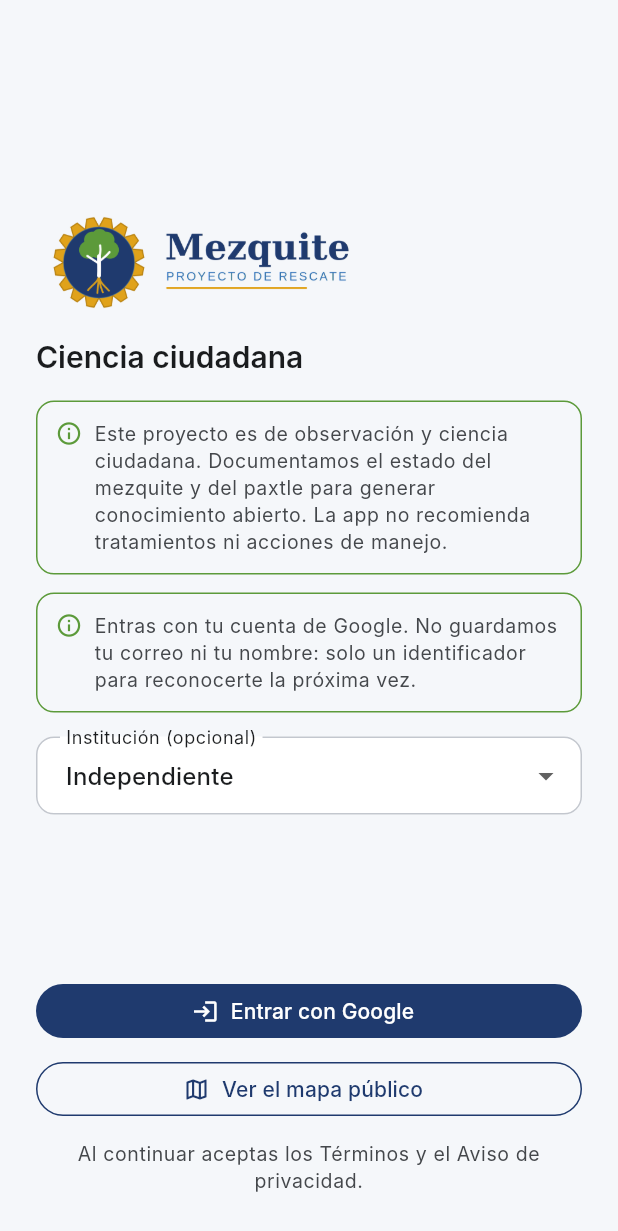
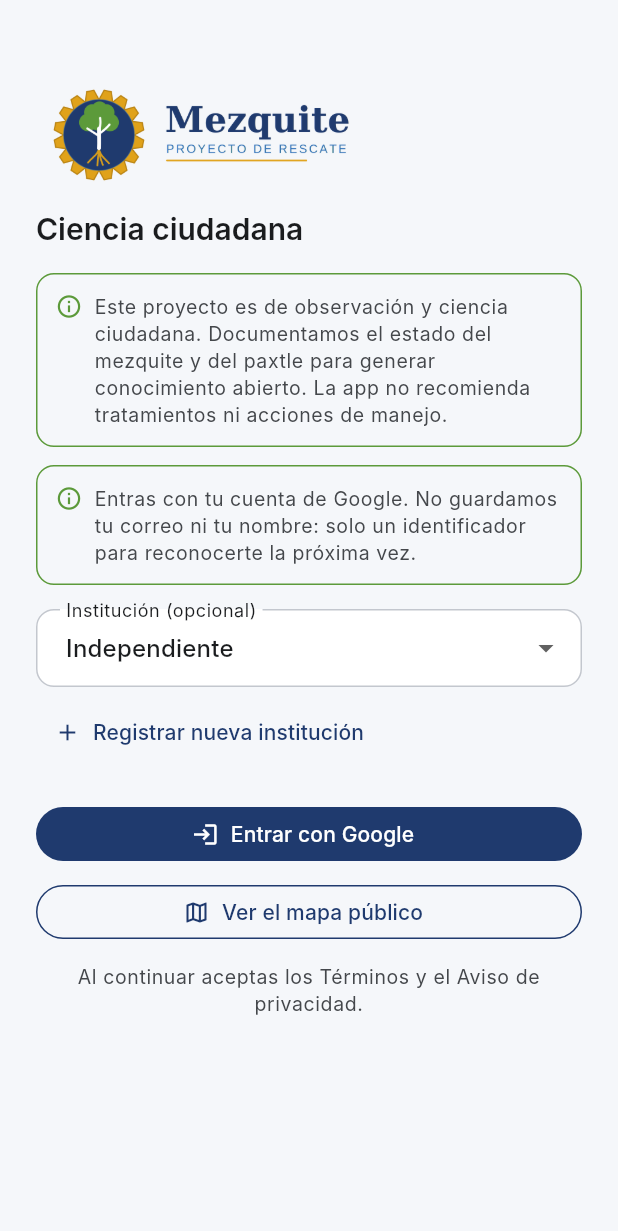
Before and after one commit to ovelazquezj/mezquites, a Flutter app: the WelcomeScreen screen opened directly, on a phone screen of 412 x 824 dp. Shown: the top 1231 px of the screen. Run offline on Flutter 3.47's test engine with Material 3 defaults, Android fonts, the phone set to English and light mode, and no system bars; our stand-ins replace camera, firebase_auth, firebase_core, flutter_map, flutter_markdown, flutter_riverpod and 8 more; missing offline and left inert: dart:js_interop; accounts and stored records are empty; network calls fail; Roboto replaces fonts that are missing (Inter).

Commit message:
feat(cr-011 movil): registrar institucion nueva desde el login (decision A) + welcome scrolleable
- Boton "Registrar nueva institucion" en la Bienvenida; tras el login con Google se llama a /institutions/request (queda solicitada y se asocia a la cuenta).
- Welcome ahora es SingleChildScrollView (sin Spacer) para no desbordar en pantallas cortas; el test del enlace legal hace ensureVisible antes del tap.
- 61 pruebas movil verdes.

```diff
--- a/mobile/lib/src/ui/screens/welcome_screen.dart
+++ b/mobile/lib/src/ui/screens/welcome_screen.dart
@@ -26,6 +26,8 @@ class _WelcomeScreenState extends ConsumerState<WelcomeScreen> {
   List<Institution> _institutions = const [];
   bool _signingIn = false;
   String? _error;
+  // CR-011 #5b: institución nueva a registrar desde el login (Option A: se solicita tras el login).
+  String? _pendingNewInstitution;
 
   @override
   void initState() {
@@ -55,6 +57,7 @@ class _WelcomeScreenState extends ConsumerState<WelcomeScreen> {
 
     switch (outcome) {
       case GoogleSignInOutcome.success:
+        await _registerPendingInstitution();
         await _afterLogin();
         break;
       case GoogleSignInOutcome.cancelled:
@@ -80,17 +83,64 @@ class _WelcomeScreenState extends ConsumerState<WelcomeScreen> {
     );
   }
 
+  /// CR-011 (decisión A): si el usuario eligió registrar una institución nueva,
+  /// se solicita DESPUÉS del login (queda `solicitada` y se asocia a su cuenta).
+  Future<void> _registerPendingInstitution() async {
+    final name = _pendingNewInstitution;
+    if (name == null || name.isEmpty) return;
+    try {
+      await ref.read(apiClientProvider).requestInstitution(name: name);
+    } catch (_) {
+      // No bloquea el login; puede reintentarse desde Cuenta.
+    }
+  }
+
+  Future<void> _promptNewInstitution() async {
+    final ctrl = TextEditingController();
+    final name = await showDialog<String>(
+      context: context,
+      builder: (ctx) => AlertDialog(
+        title: const Text(Copy.institutionRequestTitle),
+        content: TextField(
+          key: const Key('welcome_new_institution_field'),
+          controller: ctrl,
+          autofocus: true,
+          decoration:
+              const InputDecoration(labelText: Copy.institutionRequestNameLabel),
+        ),
+        actions: [
+          TextButton(
+            onPressed: () => Navigator.of(ctx).pop(),
+            child: const Text(Copy.institutionRequestCancel),
+          ),
+          FilledButton(
+            onPressed: () => Navigator.of(ctx).pop(ctrl.text.trim()),
+            child: const Text('Usar'),
+          ),
+        ],
+      ),
+    );
+    if (!mounted) return;
+    if (name != null && name.isNotEmpty) {
+      setState(() {
+        _pendingNewInstitution = name;
+        _selected = null; // registrar nueva ⇒ no se elige una existente
+      });
+    }
+  }
+
   @override
   Widget build(BuildContext context) {
     final theme = Theme.of(context);
     return Scaffold(
       body: SafeArea(
-        child: Padding(
+        child: SingleChildScrollView(
           padding: const EdgeInsets.all(24),
           child: Column(
+            mainAxisSize: MainAxisSize.min,
             crossAxisAlignment: CrossAxisAlignment.start,
             children: [
-              const Spacer(),
+              const SizedBox(height: 24),
               Image.asset(
                 'assets/branding/logo_horizontal.png',
                 height: 84,
@@ -125,7 +175,36 @@ class _WelcomeScreenState extends ConsumerState<WelcomeScreen> {
                 ],
                 onChanged: (v) => setState(() => _selected = v),
               ),
-              const Spacer(),
+              const SizedBox(height: 8),
+              // CR-011 #5b: registrar una institución que no está en el catálogo.
+              if (_pendingNewInstitution == null)
+                Align(
+                  alignment: Alignment.centerLeft,
+                  child: TextButton.icon(
+                    key: const Key('welcome_register_institution'),
+                    onPressed: _signingIn ? null : _promptNewInstitution,
+                    icon: const Icon(Icons.add),
+                    label: const Text(Copy.institutionRequestButton),
+                  ),
+                )
+              else
+                Row(
+                  children: [
+                    const Icon(Icons.school_outlined, size: 18),
+                    const SizedBox(width: 8),
+                    Expanded(
+                      child: Text('Registrarás: $_pendingNewInstitution',
+                          style: theme.textTheme.bodySmall),
+                    ),
+                    TextButton(
+                      key: const Key('welcome_clear_new_institution'),
+                      onPressed: () =>
+                          setState(() => _pendingNewInstitution = null),
+                      child: const Text('Quitar'),
+                    ),
+                  ],
+                ),
+              const SizedBox(height: 24),
               if (_error != null) ...[
                 Text(_error!, style: TextStyle(color: theme.colorScheme.error)),
                 const SizedBox(height: 12),
```
Also changed, not shown: 1 other file.
